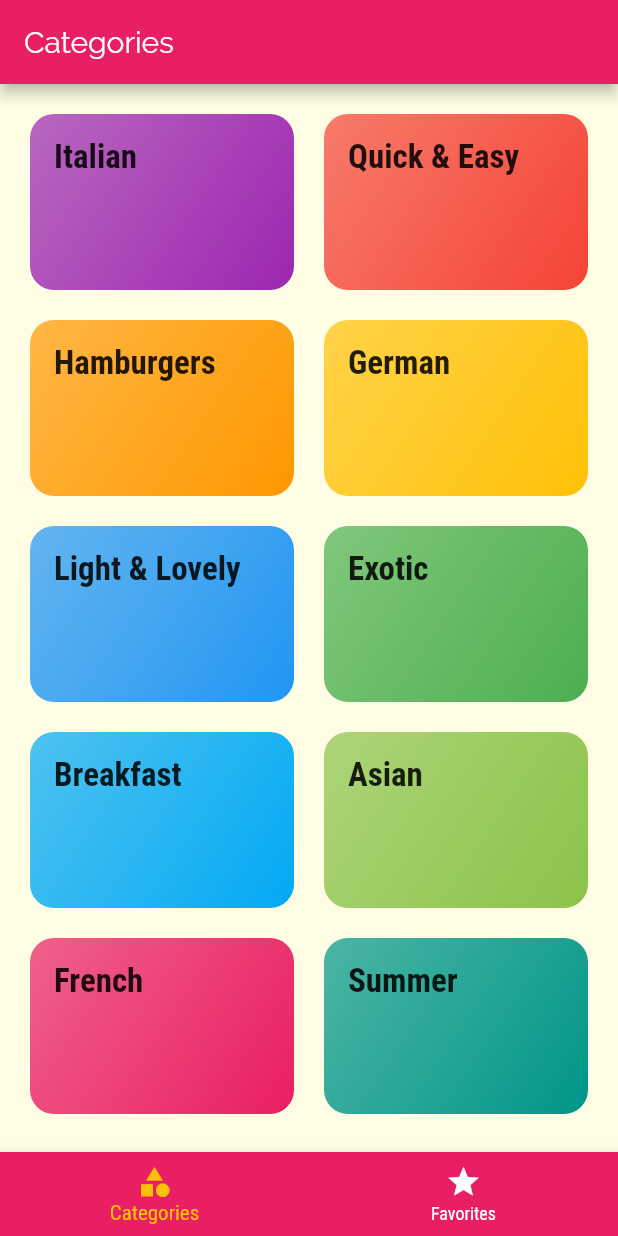
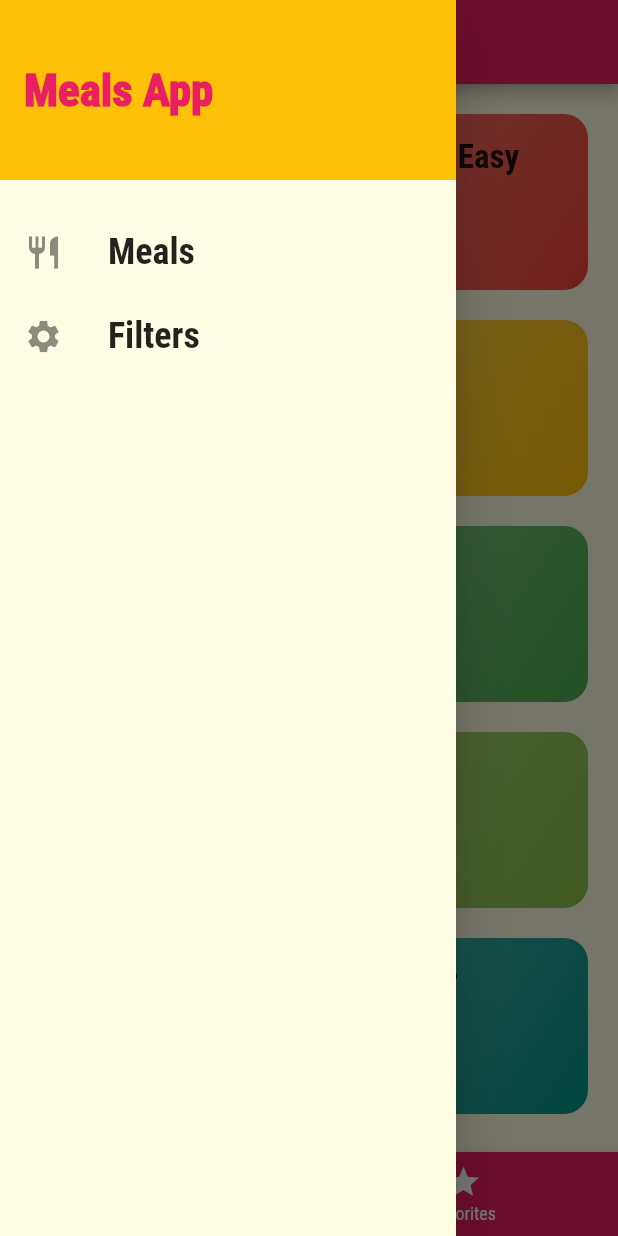
Before and after one commit to abanoub92/MealsApp, a Flutter app: the screen it shows after launch, with the side drawer open (before the commit the screen has no drawer), on a phone screen of 412 x 824 dp. Run offline on Flutter 3.47's test engine with Material 2 defaults, Android fonts, the phone set to English and light mode, and no system bars.

Commit message:
create navigation drawer, bottom navigation bar and tab layout

```diff
--- a/lib/main.dart
+++ b/lib/main.dart
@@ -1,6 +1,6 @@
 import 'package:flutter/material.dart';
+import './screens/filters_screen.dart';
 import './screens/bottom_navigation_bar_screen.dart';
-//import './screens/tab_screen.dart';
 import './screens/meal_details_screen.dart';
 import './screens/category_meals_screen.dart';
 
@@ -35,6 +35,7 @@ class MyApp extends StatelessWidget {
         '/': (context) => BottomNavigationBarScreen(),
         CategoryMealsScreen.SCREEN_ROUTE : (context) => CategoryMealsScreen(),
         MealDetailsScreen.SCREEN_ROUTE: (context) => MealDetailsScreen(),
+        FiltersScreen.RouteName: (context) => FiltersScreen(),
       },
 
       //if you want to change the home route key (/)
--- a/lib/screens/bottom_navigation_bar_screen.dart
+++ b/lib/screens/bottom_navigation_bar_screen.dart
@@ -1,4 +1,5 @@
 import 'package:flutter/material.dart';
+import '../widgets/navigation_drawer.dart';
 import '../screens/categories_screen.dart';
 import '../screens/favorite_screen.dart';
 
@@ -28,6 +29,7 @@ class _BottomNavigationBarScreenState extends State<BottomNavigationBarScreen> {
       appBar: AppBar(
           title: Text(_pages[_selectedPageIndex]['title']),
       ),
+      drawer: NavigationDrawer(),
       body: _pages[_selectedPageIndex]['page'],
       bottomNavigationBar: BottomNavigationBar(
         backgroundColor: Theme.of(context).primaryColor,
--- /dev/null
+++ b/lib/screens/filters_screen.dart
@@ -0,0 +1,18 @@
+import 'package:flutter/material.dart';
+import '../widgets/navigation_drawer.dart';
+
+class FiltersScreen extends StatelessWidget {
+
+  static const RouteName = '/filters';
+
+  @override
+  Widget build(BuildContext context) {
+    return Scaffold(
+      appBar: AppBar(title: Text('Filters'),),
+      drawer: NavigationDrawer(),
+      body: Center(
+        child: Text('This is filters screen...'),
+      ),
+    );
+  }
+}
--- /dev/null
+++ b/lib/widgets/navigation_drawer.dart
@@ -0,0 +1,60 @@
+import 'package:flutter/material.dart';
+import 'package:flutter/rendering.dart';
+import '../screens/filters_screen.dart';
+
+class NavigationDrawer extends StatelessWidget {
+
+  Widget drawerItem(IconData icon, String title, Function onClick){
+    return ListTile(
+      leading: Icon(icon, size: 26,),
+      title: Text(
+        title,
+        style: TextStyle(
+          fontFamily: 'Roboto',
+          fontSize: 24,
+          fontWeight: FontWeight.bold,
+        ),
+      ),
+      onTap: onClick,
+    );
+  }
+
+  @override
+  Widget build(BuildContext context) {
+    return Drawer(
+      child: Column(
+        children: <Widget>[
+          Container(
+            height: 120,
+            width: double.infinity,
+            padding: EdgeInsets.all(16),
+            alignment: Alignment.centerLeft,
+            color: Theme.of(context).accentColor,
+            child: Text(
+              'Meals App',
+              style: TextStyle(
+                fontWeight: FontWeight.w900,
+                fontSize: 30,
+                color: Theme.of(context).primaryColor,
+              ),
+            ),
+          ),
+
+          SizedBox(height: 20,),
+
+          drawerItem(
+            Icons.restaurant,
+            'Meals',
+            () => Navigator.of(context).pushNamed('/'),
+          ),
+
+          drawerItem(
+            Icons.settings,
+            'Filters',
+            () => Navigator.of(context).pushNamed(FiltersScreen.RouteName)
+          )
+        ],
+      ),
+    );
+  }
+}
```
